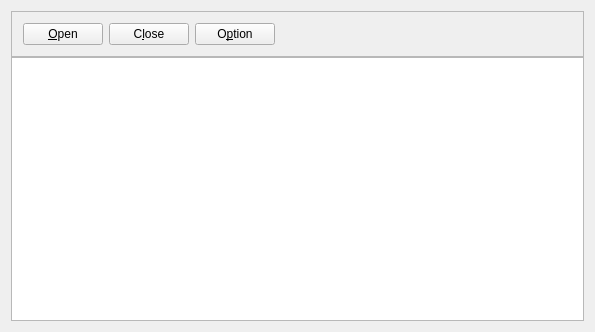
Before: the Qt Designer form app/httpproxy/widget.ui in gilgil1973/vdream90, drawn with Qt 5.
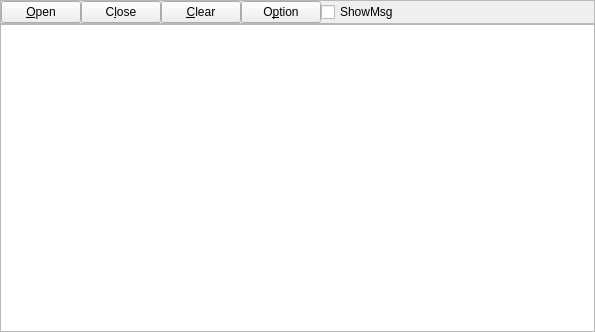
After: the same form once the commit is applied.

The edit to the form file:
```diff
--- a/app/httpproxy/widget.ui
+++ b/app/httpproxy/widget.ui
@@ -14,6 +14,21 @@
    <string>HttpProxy</string>
   </property>
   <layout class="QGridLayout" name="mainLayout">
+   <property name="leftMargin">
+    <number>0</number>
+   </property>
+   <property name="topMargin">
+    <number>0</number>
+   </property>
+   <property name="rightMargin">
+    <number>0</number>
+   </property>
+   <property name="bottomMargin">
+    <number>0</number>
+   </property>
+   <property name="spacing">
+    <number>0</number>
+   </property>
    <item row="0" column="0">
     <layout class="QGridLayout" name="gridLayout_2">
      <property name="spacing">
@@ -28,28 +43,36 @@
         <enum>QFrame::Raised</enum>
        </property>
        <layout class="QGridLayout" name="gridLayout">
-        <item row="0" column="0">
-         <widget class="QPushButton" name="pbOpen">
+        <property name="leftMargin">
+         <number>0</number>
+        </property>
+        <property name="topMargin">
+         <number>0</number>
+        </property>
+        <property name="rightMargin">
+         <number>0</number>
+        </property>
+        <property name="bottomMargin">
+         <number>0</number>
+        </property>
+        <property name="spacing">
+         <number>0</number>
+        </property>
+        <item row="0" column="3">
+         <widget class="QPushButton" name="pbClear">
           <property name="text">
-           <string>&amp;Open</string>
+           <string>&amp;Clear</string>
           </property>
          </widget>
         </item>
-        <item row="0" column="1">
-         <widget class="QPushButton" name="pbClose">
-          <property name="text">
-           <string>C&amp;lose</string>
-          </property>
-         </widget>
-        </item>
-        <item row="0" column="2">
+        <item row="0" column="4">
          <widget class="QPushButton" name="pbOption">
           <property name="text">
            <string>O&amp;ption</string>
           </property>
          </widget>
         </item>
-        <item row="0" column="3">
+        <item row="0" column="6">
          <spacer name="horizontalSpacer">
           <property name="orientation">
            <enum>Qt::Horizontal</enum>
@@ -62,11 +85,38 @@
           </property>
          </spacer>
         </item>
+        <item row="0" column="2">
+         <widget class="QPushButton" name="pbClose">
+          <property name="text">
+           <string>C&amp;lose</string>
+          </property>
+         </widget>
+        </item>
+        <item row="0" column="5">
+         <widget class="QCheckBox" name="chkShowMsg">
+          <property name="text">
+           <string>ShowMsg</string>
+          </property>
+         </widget>
+        </item>
+        <item row="0" column="1">
+         <widget class="QPushButton" name="pbOpen">
+          <property name="text">
+           <string>&amp;Open</string>
+          </property>
+         </widget>
+        </item>
        </layout>
       </widget>
      </item>
      <item row="1" column="0">
-      <widget class="QPlainTextEdit" name="pteMsg"/>
+      <widget class="QPlainTextEdit" name="pteMsg">
+       <property name="font">
+        <font>
+         <family>Courier New</family>
+        </font>
+       </property>
+      </widget>
      </item>
     </layout>
    </item>
```
Left out of the diff: 2 changed lines with no effect on the pictures.
